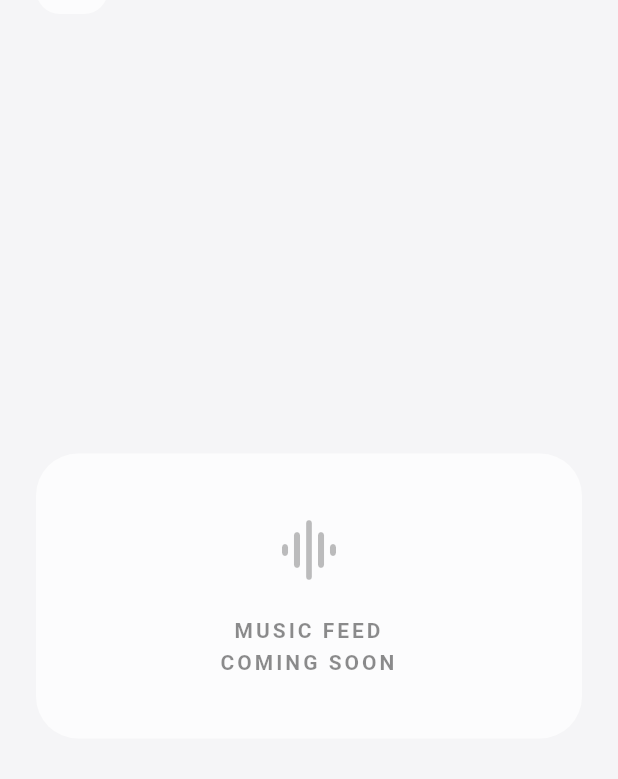
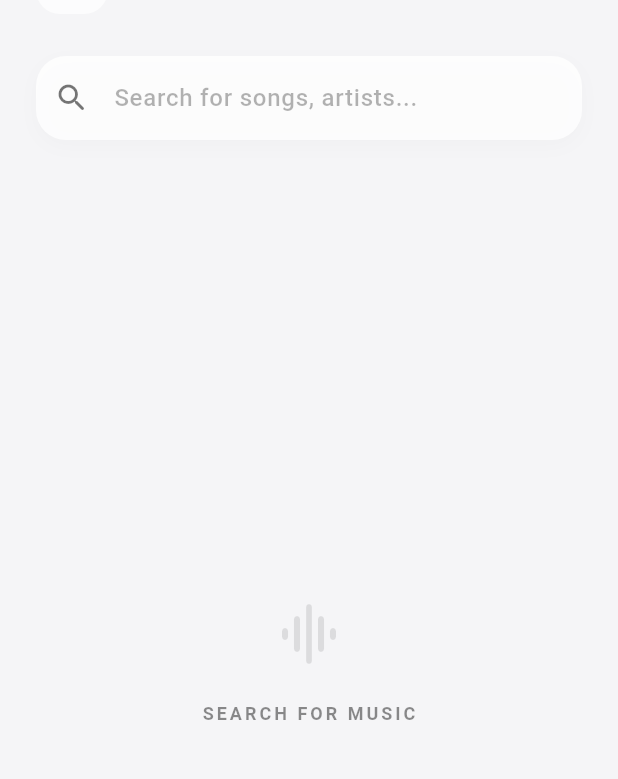
Before and after one commit to this-is-varunxyz/Carbon-Music, a Flutter app: the screen it shows once a user with an empty profile is signed in, on a phone screen of 412 x 824 dp, the part 88-867 px from its top. Run offline on Flutter 3.47's test engine with Material 3 defaults, Android fonts, the phone set to English and light mode, and no system bars; our stand-ins replace dartz, firebase_auth, firebase_core, flutter_dotenv, get_it, google_sign_in; missing offline and left inert: youtube_explode_dart; accounts and stored records are empty; generated files the repository leaves out were written again; network calls fail.

Commit message:
feat(ui): demo home screen created and its working

```diff
--- a/lib/features/music/presentation/home_screen.dart
+++ b/lib/features/music/presentation/home_screen.dart
@@ -1,21 +1,63 @@
 import 'package:flutter/material.dart';
 import 'package:carbon_music/features/auth/domain/auth_repository.dart';
 import 'package:carbon_music/features/auth/presentation/login_screen.dart';
+import 'package:carbon_music/features/music/domain/entities/song_entity.dart';
+import 'package:carbon_music/features/music/domain/repositories/music_repository.dart';
 import 'package:carbon_music/injection_container.dart';
 
-class HomeScreen extends StatelessWidget {
+class HomeScreen extends StatefulWidget {
   const HomeScreen({super.key});
+
+  @override
+  State<HomeScreen> createState() => _HomeScreenState();
+}
+
+class _HomeScreenState extends State<HomeScreen> {
+  final TextEditingController _searchController = TextEditingController();
+  bool _isLoading = false;
+  List<SongEntity> _searchResults = [];
+  String? _errorMessage;
 
   Future<void> _handleSignOut(BuildContext context) async {
     final authRepo = sl<AuthRepository>();
     await authRepo.signOut();
 
-    if (!context.mounted) return;
+    if (!mounted) return;
 
     Navigator.of(context).pushAndRemoveUntil(
       MaterialPageRoute(builder: (_) => const LoginScreen()),
       (route) => false,
     );
+  }
+
+  Future<void> _searchSongs() async {
+    final query = _searchController.text.trim();
+    if (query.isEmpty) return;
+
+    FocusScope.of(context).unfocus();
+
+    setState(() {
+      _isLoading = true;
+      _errorMessage = null;
+    });
+
+    final musicRepo = sl<MusicRepository>();
+    final result = await musicRepo.searchSongs(query);
+
+    setState(() {
+      _isLoading = false;
+    });
+
+    result.fold(
+      (failure) => setState(() => _errorMessage = failure.message),
+      (songs) => setState(() => _searchResults = songs),
+    );
+  }
+
+  @override
+  void dispose() {
+    _searchController.dispose();
+    super.dispose();
   }
 
   @override
@@ -39,11 +81,7 @@ class HomeScreen extends StatelessWidget {
                           borderRadius: BorderRadius.circular(16.0),
                         ),
                         padding: const EdgeInsets.all(12),
-                        child: const Icon(
-                          Icons.album_rounded,
-                          size: 24,
-                          color: Colors.black87,
-                        ),
+                        child: const Icon(Icons.album_rounded, size: 24, color: Colors.black87),
                       ),
                       const SizedBox(width: 16),
                       const Column(
@@ -73,7 +111,6 @@ class HomeScreen extends StatelessWidget {
                       ),
                     ],
                   ),
-
                   IconButton(
                     icon: const Icon(Icons.logout_rounded, color: Colors.black54),
                     onPressed: () => _handleSignOut(context),
@@ -82,44 +119,141 @@ class HomeScreen extends StatelessWidget {
               ),
             ),
 
-            const Spacer(),
-
-            Container(
-              margin: const EdgeInsets.symmetric(horizontal: 24),
-              width: double.infinity,
-              decoration: BoxDecoration(
-                color: Colors.white.withValues(alpha: 0.7),
-                borderRadius: BorderRadius.circular(28.0),
-              ),
-              padding: const EdgeInsets.all(40),
-              child: const Column(
-                mainAxisAlignment: MainAxisAlignment.center,
-                children: [
-                  Icon(
-                    Icons.graphic_eq_rounded,
-                    size: 48,
-                    color: Colors.black26,
+            Padding(
+              padding: const EdgeInsets.symmetric(horizontal: 24, vertical: 8),
+              child: Container(
+                decoration: BoxDecoration(
+                  color: Colors.white.withValues(alpha: 0.8),
+                  borderRadius: BorderRadius.circular(20),
+                  boxShadow: [
+                    BoxShadow(
+                      color: Colors.black.withValues(alpha: 0.02),
+                      blurRadius: 10,
+                      offset: const Offset(0, 4),
+                    ),
+                  ],
+                ),
+                child: TextField(
+                  controller: _searchController,
+                  textInputAction: TextInputAction.search,
+                  onSubmitted: (_) => _searchSongs(),
+                  decoration: InputDecoration(
+                    hintText: 'Search for songs, artists...',
+                    hintStyle: TextStyle(color: Colors.black.withValues(alpha: 0.3)),
+                    prefixIcon: const Icon(Icons.search_rounded, color: Colors.black54),
+                    border: InputBorder.none,
+                    contentPadding: const EdgeInsets.symmetric(horizontal: 20, vertical: 16),
                   ),
-                  SizedBox(height: 20),
-                  Text(
-                    'MUSIC FEED\nCOMING SOON',
-                    textAlign: TextAlign.center,
-                    style: TextStyle(
-                      fontSize: 14,
-                      fontWeight: FontWeight.w700,
-                      color: Colors.black45,
-                      letterSpacing: 2,
-                      height: 1.5,
-                    ),
-                  ),
-                ],
+                  style: const TextStyle(fontWeight: FontWeight.w500),
+                ),
               ),
             ),
 
-            const Spacer(),
+            const SizedBox(height: 16),
+
+            Expanded(
+              child: _isLoading
+                ? const Center(child: CircularProgressIndicator(color: Colors.black54))
+                : _errorMessage != null
+                  ? Center(
+                      child: Padding(
+                        padding: const EdgeInsets.all(24.0),
+                        child: Text(
+                          _errorMessage!,
+                          textAlign: TextAlign.center,
+                          style: const TextStyle(color: Colors.redAccent),
+                        ),
+                      ),
+                    )
+                  : _searchResults.isEmpty
+                    ? _buildEmptyState()
+                    : _buildSearchResults(),
+            ),
           ],
         ),
       ),
     );
   }
+
+  Widget _buildEmptyState() {
+    return Column(
+      mainAxisAlignment: MainAxisAlignment.center,
+      children: [
+        Icon(Icons.graphic_eq_rounded, size: 48, color: Colors.black.withValues(alpha: 0.1)),
+        const SizedBox(height: 20),
+        const Text(
+          'SEARCH FOR MUSIC',
+          style: TextStyle(
+            fontSize: 12,
+            fontWeight: FontWeight.w700,
+            color: Colors.black45,
+            letterSpacing: 2,
+          ),
+        ),
+      ],
+    );
+  }
+
+  Widget _buildSearchResults() {
+    return ListView.builder(
+      padding: const EdgeInsets.symmetric(horizontal: 24, vertical: 8),
+      itemCount: _searchResults.length,
+      itemBuilder: (context, index) {
+        final song = _searchResults[index];
+        return Container(
+          margin: const EdgeInsets.only(bottom: 12),
+          decoration: BoxDecoration(
+            color: Colors.white.withValues(alpha: 0.6),
+            borderRadius: BorderRadius.circular(16),
+          ),
+          child: ListTile(
+            contentPadding: const EdgeInsets.all(8),
+            leading: ClipRRect(
+              borderRadius: BorderRadius.circular(10),
+              child: Image.network(
+                song.thumbnailUrl,
+                width: 60,
+                height: 60,
+                fit: BoxFit.cover,
+                errorBuilder: (context, error, stackTrace) => Container(
+                  width: 60,
+                  height: 60,
+                  color: Colors.black12,
+                  child: const Icon(Icons.music_note, color: Colors.black45),
+                ),
+              ),
+            ),
+            title: Text(
+              song.title,
+              maxLines: 1,
+              overflow: TextOverflow.ellipsis,
+              style: const TextStyle(
+                fontWeight: FontWeight.w700,
+                fontSize: 15,
+                color: Colors.black87,
+              ),
+            ),
+            subtitle: Text(
+              song.artist,
+              maxLines: 1,
+              overflow: TextOverflow.ellipsis,
+              style: const TextStyle(
+                fontWeight: FontWeight.w500,
+                fontSize: 13,
+                color: Colors.black54,
+              ),
+            ),
+            trailing: IconButton(
+              icon: const Icon(Icons.play_arrow_rounded, color: Colors.black87),
+              onPressed: () {
+                ScaffoldMessenger.of(context).showSnackBar(
+                  SnackBar(content: Text('Preparing to play ${song.title}...')),
+                );
+              },
+            ),
+          ),
+        );
+      },
+    );
+  }
 }
```
